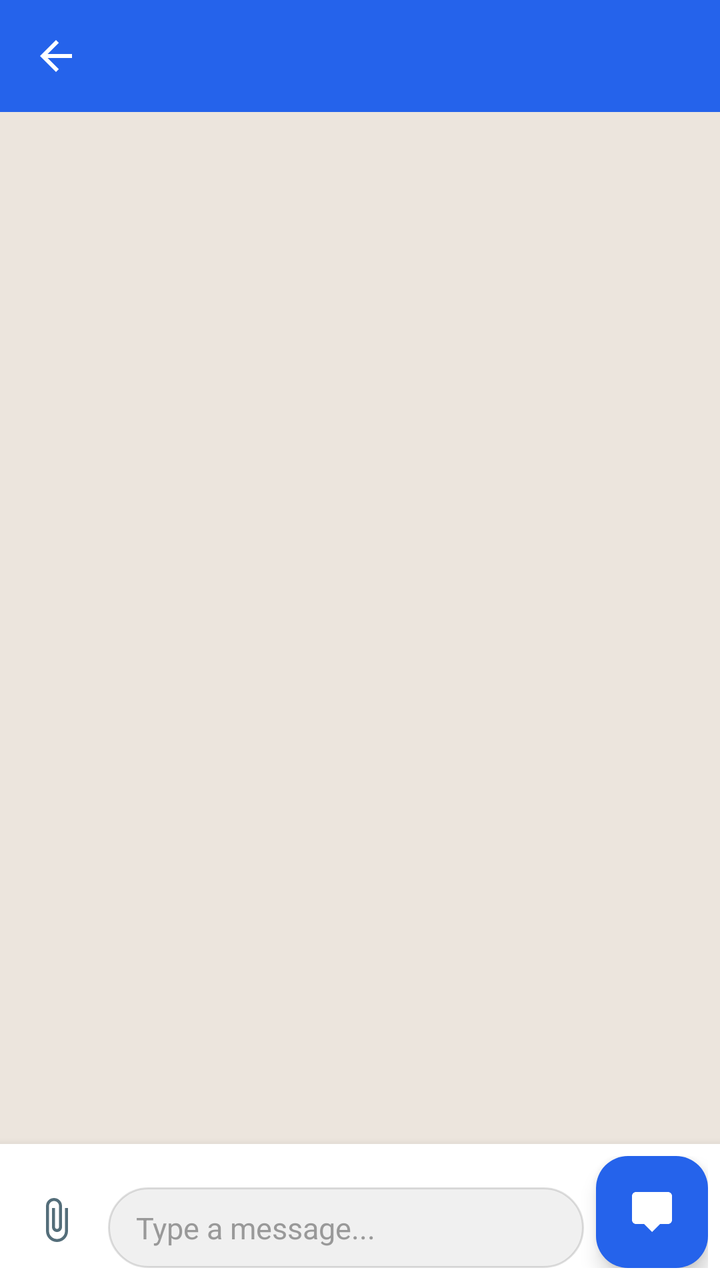
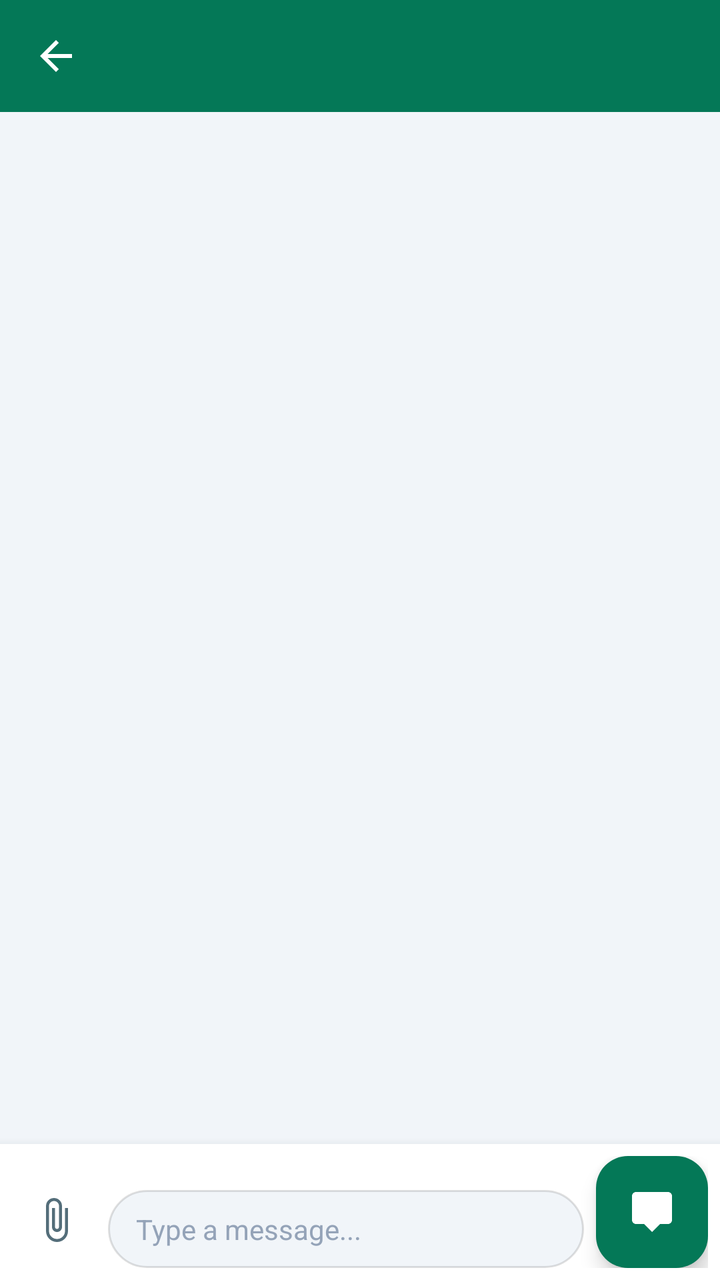

Screens rendered from an Android XML layout before and after an edit, with the pre-edit source and the edit as a unified diff.
<!-- AndroidManifest.xml: application theme Theme.PackTracker -->
<!-- res/layout/fragment_admin_chat_conversation.xml -->
<?xml version="1.0" encoding="utf-8"?>
<LinearLayout xmlns:android="http://schemas.android.com/apk/res/android"
    xmlns:app="http://schemas.android.com/apk/res-auto"
    android:layout_width="match_parent"
    android:layout_height="match_parent"
    android:orientation="vertical"
    android:background="#ECE5DD">

    
    <LinearLayout
        android:layout_width="match_parent"
        android:layout_height="56dp"
        android:orientation="horizontal"
        android:gravity="center_vertical"
        android:background="@color/primary"
        android:paddingHorizontal="4dp">

        <ImageButton
            android:id="@+id/btnBack"
            android:layout_width="48dp"
            android:layout_height="48dp"
            android:src="@drawable/ic_back"
            android:background="?attr/selectableItemBackgroundBorderless"
            android:contentDescription="Back"
            app:tint="@android:color/white" />

        <TextView
            android:id="@+id/tvToolbarTitle"
            android:layout_width="0dp"
            android:layout_height="wrap_content"
            android:layout_weight="1"
            android:text=""
            android:textColor="@android:color/white"
            android:textSize="18sp"
            android:textStyle="bold"
            android:layout_marginStart="4dp"
            android:ellipsize="end"
            android:maxLines="1" />

        <TextView
            android:id="@+id/tvOnlineStatus"
            android:layout_width="wrap_content"
            android:layout_height="wrap_content"
            android:text=""
            android:textColor="#B3FFFFFF"
            android:textSize="12sp"
            android:layout_marginEnd="8dp" />
    </LinearLayout>

    
    <FrameLayout
        android:layout_width="match_parent"
        android:layout_height="0dp"
        android:layout_weight="1">

        <androidx.recyclerview.widget.RecyclerView
            android:id="@+id/rvMessages"
            android:layout_width="match_parent"
            android:layout_height="match_parent"
            android:clipToPadding="false"
            android:padding="8dp"
            android:background="#ECE5DD" />

        <TextView
            android:id="@+id/tvEmpty"
            android:layout_width="match_parent"
            android:layout_height="wrap_content"
            android:layout_gravity="center"
            android:gravity="center"
            android:text="No messages yet\nStart a conversation!"
            android:textColor="#888888"
            android:textSize="16sp"
            android:visibility="gone" />
    </FrameLayout>

    
    <LinearLayout
        android:id="@+id/layoutPreview"
        android:layout_width="match_parent"
        android:layout_height="wrap_content"
        android:orientation="horizontal"
        android:gravity="center_vertical"
        android:background="#FFF8F4E9"
        android:padding="8dp"
        android:visibility="gone">

        <ImageView
            android:id="@+id/ivPreview"
            android:layout_width="56dp"
            android:layout_height="56dp"
            android:scaleType="centerCrop"
            android:contentDescription="Selected photo" />

        <TextView
            android:id="@+id/tvPreviewName"
            android:layout_width="0dp"
            android:layout_height="wrap_content"
            android:layout_weight="1"
            android:layout_marginStart="8dp"
            android:text="photo.jpg"
            android:textColor="#FF555555"
            android:textSize="13sp"
            android:maxLines="1"
            android:ellipsize="end" />

        <ImageButton
            android:id="@+id/btnRemovePreview"
            android:layout_width="40dp"
            android:layout_height="40dp"
            android:src="@android:drawable/ic_menu_close_clear_cancel"
            android:background="?attr/selectableItemBackgroundBorderless"
            android:contentDescription="Remove photo" />
    </LinearLayout>

    
    <LinearLayout
        android:layout_width="match_parent"
        android:layout_height="wrap_content"
        android:orientation="horizontal"
        android:gravity="bottom"
        android:paddingHorizontal="6dp"
        android:paddingVertical="6dp"
        android:background="@color/surface"
        android:elevation="8dp">

        <ImageButton
            android:id="@+id/btnAttach"
            android:layout_width="44dp"
            android:layout_height="48dp"
            android:src="@drawable/ic_attach"
            android:background="?attr/selectableItemBackgroundBorderless"
            android:scaleType="centerInside"
            android:contentDescription="Attach photo" />

        <EditText
            android:id="@+id/etMessage"
            android:layout_width="0dp"
            android:layout_height="wrap_content"
            android:layout_weight="1"
            android:layout_marginStart="4dp"
            android:hint="Type a message..."
            android:inputType="textCapSentences|textMultiLine"
            android:maxLines="4"
            android:background="@drawable/bg_chat_input"
            android:paddingHorizontal="14dp"
            android:paddingVertical="10dp"
            android:textSize="15sp"
            android:textColor="@color/on_surface"
            android:textColorHint="#999999" />

        <com.google.android.material.floatingactionbutton.FloatingActionButton
            android:id="@+id/btnSend"
            android:layout_width="wrap_content"
            android:layout_height="wrap_content"
            android:layout_marginStart="6dp"
            android:src="@drawable/ic_send"
            app:fabSize="mini"
            app:backgroundTint="@color/primary"
            app:tint="@android:color/white"
            android:contentDescription="Send" />
    </LinearLayout>
</LinearLayout>
<!-- resources referenced by this layout -->
<resources>
  <color name="on_surface">#1E293B</color>
  <color name="primary">#2563EB</color>
  <color name="surface">#FFFFFF</color>
  <!-- drawable bg_chat_input (drawable) -->
  <?xml version="1.0" encoding="utf-8"?>
  <shape xmlns:android="http://schemas.android.com/apk/res/android"
      android:shape="rectangle">
      <solid android:color="#FFF0F0F0"/>
      <corners android:radius="24dp"/>
      <stroke android:width="1dp" android:color="#20000000"/>
  </shape>
  <style name="Theme.PackTracker" parent="Theme.Material3.Light.NoActionBar">
          <item name="colorPrimary">@color/primary</item>
          <item name="colorOnPrimary">@color/white</item>
          <item name="colorPrimaryContainer">@color/primary_light</item>
          <item name="colorSecondary">@color/secondary</item>
          <item name="colorOnSecondary">@color/white</item>
          <item name="colorSurface">@color/surface</item>
          <item name="colorOnSurface">@color/on_surface</item>
          <item name="android:colorBackground">@color/background</item>
          <item name="colorSurfaceVariant">@color/grey_light</item>
          <item name="colorOnSurfaceVariant">@color/on_surface_variant</item>
          <item name="android:statusBarColor">@color/green_primary</item>
      </style>
  <color name="white">#FFFFFF</color>
  <color name="primary_light">#EFF6FF</color>
  <color name="secondary">#10B981</color>
  <color name="background">#F8FAFC</color>
  <color name="grey_light">#F1F5F9</color>
  <color name="on_surface_variant">#64748B</color>
  <color name="green_primary">#10B981</color>
  <!-- unchanged entries left out for length: 3 -->
</resources>

<!-- the commit's change to res/layout/fragment_admin_chat_conversation.xml (unified diff, before → after) -->
@@ -4,7 +4,7 @@
     android:layout_width="match_parent"
     android:layout_height="match_parent"
     android:orientation="vertical"
-    android:background="#ECE5DD">
+    android:background="@color/surface_variant">
 
     
     <LinearLayout
@@ -31,7 +31,7 @@
             android:layout_weight="1"
             android:text=""
             android:textColor="@android:color/white"
-            android:textSize="18sp"
+            android:textSize="@dimen/text_subtitle"
             android:textStyle="bold"
             android:layout_marginStart="4dp"
             android:ellipsize="end"
@@ -42,8 +42,8 @@
             android:layout_width="wrap_content"
             android:layout_height="wrap_content"
             android:text=""
-            android:textColor="#B3FFFFFF"
-            android:textSize="12sp"
+            android:textColor="@color/overlay_text_soft"
+            android:textSize="@dimen/text_caption"
             android:layout_marginEnd="8dp" />
     </LinearLayout>
 
@@ -59,7 +59,7 @@
             android:layout_height="match_parent"
             android:clipToPadding="false"
             android:padding="8dp"
-            android:background="#ECE5DD" />
+            android:background="@color/surface_variant" />
 
         <TextView
             android:id="@+id/tvEmpty"
@@ -68,8 +68,8 @@
             android:layout_gravity="center"
             android:gravity="center"
             android:text="No messages yet\nStart a conversation!"
-            android:textColor="#888888"
-            android:textSize="16sp"
+            android:textColor="@color/outline"
+            android:textSize="@dimen/text_title"
             android:visibility="gone" />
     </FrameLayout>
 
@@ -80,7 +80,7 @@
         android:layout_height="wrap_content"
         android:orientation="horizontal"
         android:gravity="center_vertical"
-        android:background="#FFF8F4E9"
+        android:background="@color/surface_container_low"
         android:padding="8dp"
         android:visibility="gone">
 
@@ -98,8 +98,8 @@
             android:layout_weight="1"
             android:layout_marginStart="8dp"
             android:text="photo.jpg"
-            android:textColor="#FF555555"
-            android:textSize="13sp"
+            android:textColor="@color/on_surface_variant"
+            android:textSize="@dimen/text_body_sm"
             android:maxLines="1"
             android:ellipsize="end" />
 
@@ -144,9 +144,9 @@
             android:background="@drawable/bg_chat_input"
             android:paddingHorizontal="14dp"
             android:paddingVertical="10dp"
-            android:textSize="15sp"
+            android:textSize="@dimen/text_body"
             android:textColor="@color/on_surface"
-            android:textColorHint="#999999" />
+            android:textColorHint="@color/outline" />
 
         <com.google.android.material.floatingactionbutton.FloatingActionButton
             android:id="@+id/btnSend"
<!-- resource entries referenced after the edit -->
@@ -1,36 +1,163 @@
 <!-- resources referenced by this layout -->
 <resources>
-  <color name="on_surface">#1E293B</color>
-  <color name="primary">#2563EB</color>
-  <color name="surface">#FFFFFF</color>
+  <color name="on_surface">@color/slate_900</color>
+  <color name="primary">@color/emerald_700</color>
+  <color name="surface">#FFFFFFFF</color>
+  <color name="surface_container_low">@color/slate_50</color>
+  <color name="surface_variant">@color/slate_100</color>
+  <dimen name="text_body">14sp</dimen>
+  <dimen name="text_body_sm">13sp</dimen>
+  <dimen name="text_caption">12sp</dimen>
+  <dimen name="text_subtitle">18sp</dimen>
+  <dimen name="text_title">16sp</dimen>
   <!-- drawable bg_chat_input (drawable) -->
   <?xml version="1.0" encoding="utf-8"?>
   <shape xmlns:android="http://schemas.android.com/apk/res/android"
       android:shape="rectangle">
-      <solid android:color="#FFF0F0F0"/>
+      <solid android:color="@color/surface_variant"/>
       <corners android:radius="24dp"/>
-      <stroke android:width="1dp" android:color="#20000000"/>
+      <stroke android:width="1dp" android:color="@color/shadow_soft"/>
   </shape>
-  <style name="Theme.PackTracker" parent="Theme.Material3.Light.NoActionBar">
+  <style name="Theme.PackTracker" parent="Theme.Material3.DayNight.NoActionBar">
+          
           <item name="colorPrimary">@color/primary</item>
-          <item name="colorOnPrimary">@color/white</item>
-          <item name="colorPrimaryContainer">@color/primary_light</item>
+          <item name="colorOnPrimary">@color/on_primary</item>
+          <item name="colorPrimaryContainer">@color/primary_container</item>
+          <item name="colorOnPrimaryContainer">@color/on_primary_container</item>
           <item name="colorSecondary">@color/secondary</item>
-          <item name="colorOnSecondary">@color/white</item>
+          <item name="colorOnSecondary">@color/on_secondary</item>
+          <item name="colorSecondaryContainer">@color/secondary_container</item>
+          <item name="colorOnSecondaryContainer">@color/on_secondary_container</item>
+          <item name="colorTertiary">@color/tertiary</item>
+          <item name="colorOnTertiary">@color/on_tertiary</item>
+          <item name="colorTertiaryContainer">@color/tertiary_container</item>
+          <item name="colorOnTertiaryContainer">@color/on_tertiary_container</item>
+  
+          
+          <item name="android:colorBackground">@color/background</item>
+          <item name="colorOnBackground">@color/on_background</item>
           <item name="colorSurface">@color/surface</item>
           <item name="colorOnSurface">@color/on_surface</item>
-          <item name="android:colorBackground">@color/background</item>
-          <item name="colorSurfaceVariant">@color/grey_light</item>
+          <item name="colorSurfaceVariant">@color/surface_variant</item>
           <item name="colorOnSurfaceVariant">@color/on_surface_variant</item>
-          <item name="android:statusBarColor">@color/green_primary</item>
+          <item name="colorSurfaceContainerLowest">@color/surface_container_lowest</item>
+          <item name="colorSurfaceContainerLow">@color/surface_container_low</item>
+          <item name="colorSurfaceContainer">@color/surface_container</item>
+          <item name="colorSurfaceContainerHigh">@color/surface_container_high</item>
+          <item name="colorSurfaceContainerHighest">@color/surface_container_highest</item>
+          <item name="colorSurfaceBright">@color/surface_bright</item>
+          <item name="colorSurfaceDim">@color/surface_dim</item>
+          <item name="colorOutline">@color/outline</item>
+          <item name="colorOutlineVariant">@color/outline_variant</item>
+          <item name="android:colorControlHighlight">@color/outline_variant</item>
+  
+          
+          <item name="colorError">@color/error</item>
+          <item name="colorOnError">@color/on_error</item>
+          <item name="colorErrorContainer">@color/error_container</item>
+          <item name="colorOnErrorContainer">@color/on_error_container</item>
+          <item name="colorControlNormal">@color/on_surface_variant</item>
+          <item name="android:windowLightStatusBar">@bool/light_status_bar</item>
+          <item name="android:statusBarColor">@color/surface</item>
+          <item name="android:navigationBarColor">@color/surface</item>
+          <item name="android:windowBackground">@drawable/bg_kraft_canvas</item>
+  
+          
+          <item name="materialCardViewStyle">@style/Widget.PackTracker.Card</item>
+          <item name="bottomSheetStyle">@style/Widget.PackTracker.BottomSheet</item>
+          <item name="toolbarStyle">@style/Widget.PackTracker.Toolbar</item>
+          <item name="bottomNavigationStyle">@style/Widget.PackTracker.BottomNavigation</item>
       </style>
-  <color name="white">#FFFFFF</color>
-  <color name="primary_light">#EFF6FF</color>
-  <color name="secondary">#10B981</color>
-  <color name="background">#F8FAFC</color>
-  <color name="grey_light">#F1F5F9</color>
-  <color name="on_surface_variant">#64748B</color>
-  <color name="green_primary">#10B981</color>
+  <color name="slate_900">#FF0F172A</color>
+  <color name="slate_600">#FF475569</color>
+  <color name="slate_400">#FF94A3B8</color>
+  <color name="emerald_700">#FF047857</color>
+  <color name="slate_50">#FFF8FAFC</color>
+  <color name="slate_100">#FFF1F5F9</color>
+  <color name="shadow_soft">#20000000</color>
+  <color name="on_primary">#FFFFFFFF</color>
+  <color name="primary_container">@color/emerald_100</color>
+  <color name="on_primary_container">@color/emerald_900</color>
+  <color name="secondary">@color/gold_500</color>
+  <color name="on_secondary">@color/slate_900</color>
+  <color name="secondary_container">@color/gold_100</color>
+  <color name="on_secondary_container">@color/gold_700</color>
+  <color name="tertiary">@color/emerald_500</color>
+  <color name="on_tertiary">#FFFFFFFF</color>
+  <color name="tertiary_container">@color/emerald_50</color>
+  <color name="on_tertiary_container">@color/emerald_800</color>
+  <color name="background">@color/kraft</color>
+  <color name="on_background">@color/slate_900</color>
+  <color name="surface_container_lowest">#FFFFFFFF</color>
+  <color name="surface_container">@color/slate_100</color>
+  <color name="surface_container_high">#FFE9EEF4</color>
+  <color name="surface_container_highest">#FFDDE5EC</color>
+  <color name="surface_bright">#FFFFFFFF</color>
+  <color name="surface_dim">@color/slate_200</color>
+  <color name="outline_variant">@color/slate_200</color>
+  <color name="error">#FFDC2626</color>
+  <color name="on_error">#FFFFFFFF</color>
+  <color name="error_container">#FFFEE2E2</color>
+  <color name="on_error_container">#FF7F1D1D</color>
+  <!-- drawable bg_kraft_canvas (drawable) -->
+  <?xml version="1.0" encoding="utf-8"?>
+  <bitmap xmlns:android="http://schemas.android.com/apk/res/android"
+      android:src="@drawable/bg_kraft_tile"
+      android:tileModeX="repeat"
+      android:tileModeY="repeat" />
+  <style name="Widget.PackTracker.Card" parent="Widget.Material3.CardView.Filled">
+          <item name="cardBackgroundColor">@color/surface</item>
+          <item name="strokeColor">@color/card_stroke</item>
+          <item name="strokeWidth">1dp</item>
+          <item name="cardCornerRadius">@dimen/radius_card</item>
+          <item name="cardElevation">@dimen/elevation_card</item>
+      </style>
+  <style name="Widget.PackTracker.BottomSheet" parent="Widget.Material3.BottomSheet.Modal">
+          <item name="backgroundTint">@color/surface</item>
+          <item name="shapeAppearanceOverlay">@style/ShapeAppearance.PackTracker.BottomSheet</item>
+      </style>
+  <style name="Widget.PackTracker.Toolbar" parent="Widget.Material3.Toolbar">
+          <item name="android:background">@color/surface</item>
+          <item name="titleTextAppearance">@style/TextAppearance.PackTracker.ToolbarTitle</item>
+          <item name="titleTextColor">@color/on_surface</item>
+          <item name="subtitleTextColor">@color/on_surface_variant</item>
+          <item name="navigationIconTint">@color/on_surface</item>
+      </style>
+  <style name="Widget.PackTracker.BottomNavigation" parent="Widget.Material3.BottomNavigationView">
+          <item name="android:background">@color/surface</item>
+          <item name="itemIconTint">@color/bottom_nav_color</item>
+          <item name="itemTextColor">@color/bottom_nav_color</item>
+          <item name="labelVisibilityMode">labeled</item>
+      </style>
+  <color name="emerald_100">#FFD1FAE5</color>
+  <color name="emerald_900">#FF064E3B</color>
+  <color name="gold_500">#FFD4AF37</color>
+  <color name="gold_100">#FFFEF3C7</color>
+  <color name="gold_700">#FF856404</color>
+  <color name="emerald_500">#FF10B981</color>
+  <color name="emerald_50">#FFECFDF5</color>
+  <color name="emerald_800">#FF065F46</color>
+  <color name="kraft">#FFF1EAD9</color>
+  <color name="slate_200">#FFE2E8F0</color>
+  <!-- drawable bg_kraft_tile: png bitmap (drawable-nodpi, 130 bytes) -->
+  <color name="card_stroke">@color/slate_200</color>
+  <dimen name="radius_card">16dp</dimen>
+  <dimen name="elevation_card">0dp</dimen>
+  <style name="ShapeAppearance.PackTracker.BottomSheet" parent="">
+          <item name="cornerFamily">rounded</item>
+          <item name="cornerSizeTopLeft">24dp</item>
+          <item name="cornerSizeTopRight">24dp</item>
+          <item name="cornerSizeBottomLeft">0dp</item>
+          <item name="cornerSizeBottomRight">0dp</item>
+      </style>
+  <style name="TextAppearance.PackTracker.ToolbarTitle" parent="TextAppearance.MaterialComponents.Headline6">
+          <item name="android:fontFamily">@font/archivo_black</item>
+          <item name="android:textColor">@color/on_background</item>
+          <item name="android:textSize">@dimen/text_title</item>
+      </style>
+  <color name="on_surface_variant">@color/slate_600</color>
+  <color name="outline">@color/slate_400</color>
+  <color name="overlay_text_soft">#B3FFFFFF</color>
   <!-- unchanged entries left out for length: 3 -->
 </resources>
 
